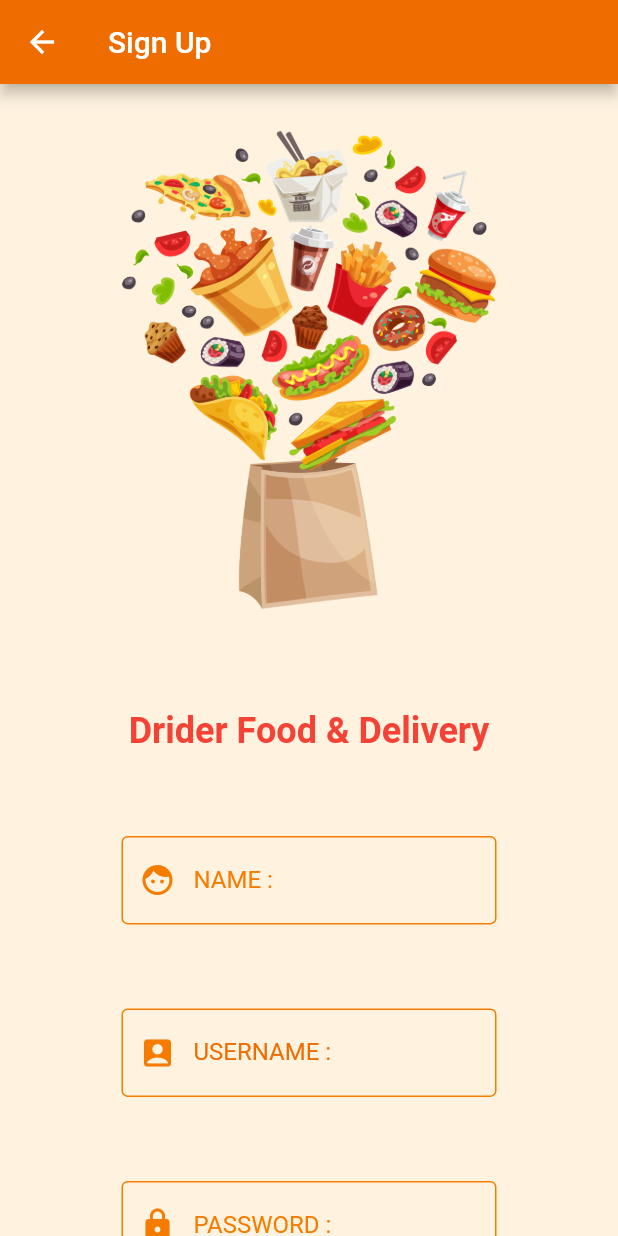
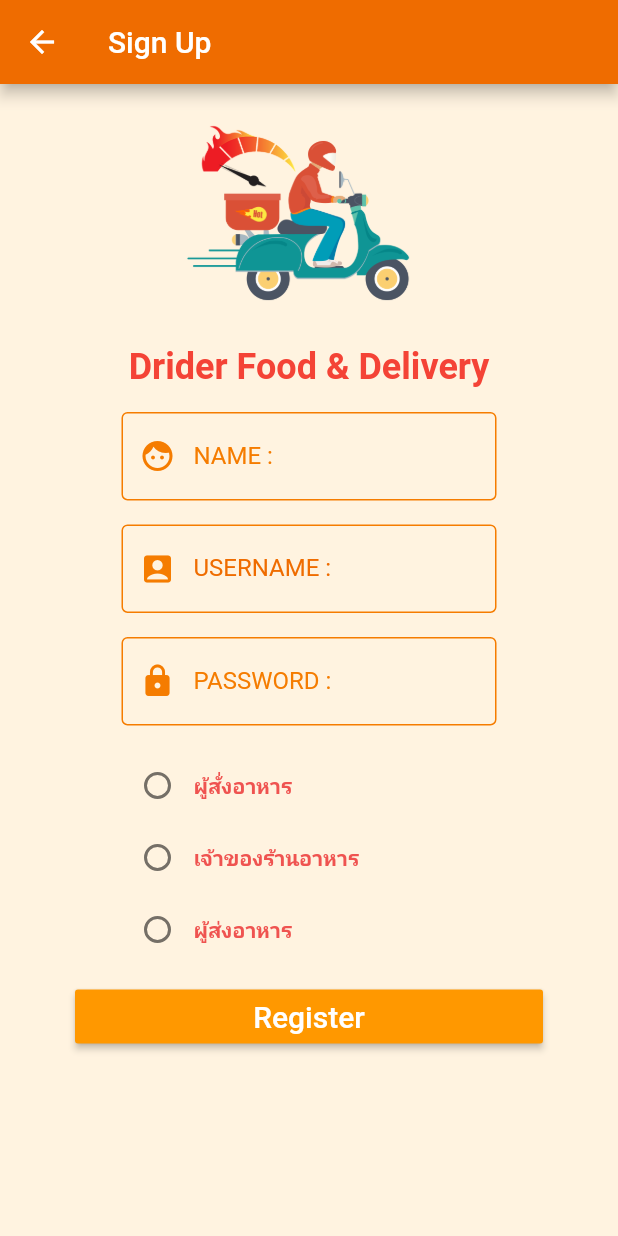
Before and after one commit to Estrolldomezx/Drider_Food_Delivery-Flutter, a Flutter app: the SignUp screen opened directly, on a phone screen of 412 x 824 dp. Run offline on Flutter 3.47's test engine with Material 2 defaults, Android fonts, the light colour scheme and no system bars; our stand-ins replace dio, shared_preferences; accounts and stored records are empty.

Commit message:
change class and my_style

```diff
--- a/lib/screens/signup.dart
+++ b/lib/screens/signup.dart
@@ -26,15 +26,15 @@
             padding: EdgeInsets.only(top: 20.0),
             children: <Widget>[
               myLogo(),
-              MyStyle().mySizebox(),
+              MyStyle().mySizeboxORG(),
               showAppName(),
-              MyStyle().mySizebox(),
+              MyStyle().mySizeboxORG(),
               nameForm(),
-              MyStyle().mySizebox(),
+              MyStyle().mySizeboxORG(),
               userForm(),
-              MyStyle().mySizebox(),
+              MyStyle().mySizeboxORG(),
               passwordForm(),
-              MyStyle().mySizebox(),
+              MyStyle().mySizeboxORG(),
               userRadio(),
               shopRadio(),
               riderRadio(),
@@ -262,7 +262,7 @@
   Widget myLogo() => Row(
         mainAxisAlignment: MainAxisAlignment.center,
         children: <Widget>[
-          MyStyle().showLogo(),
+          MyStyle().showRiderLogo(),
         ],
       );
 }
--- a/lib/utility/my_style.dart
+++ b/lib/utility/my_style.dart
@@ -6,6 +6,11 @@
   Color secondColor = Colors.red[400];
 
   var color;
+
+  SizedBox mySizeboxORG() => SizedBox(
+        width: 8.0,
+        height: 16.0,
+      );
 
   SizedBox mySizebox() => SizedBox(
         width: 8.0,
@@ -48,6 +53,14 @@
       width: 260.0,
       // height: 150.0,
       child: Image.asset('images/food_logo.png'),
+    );
+  }
+
+  Container showRiderLogo() {
+    return Container(
+      width: 200.0,
+      // height: 150.0,
+      child: Image.asset('images/logo1_fire.png'),
     );
   }
 
```
Also changed, not shown: lib/screens/signin.dart (+5 -5 lines).
